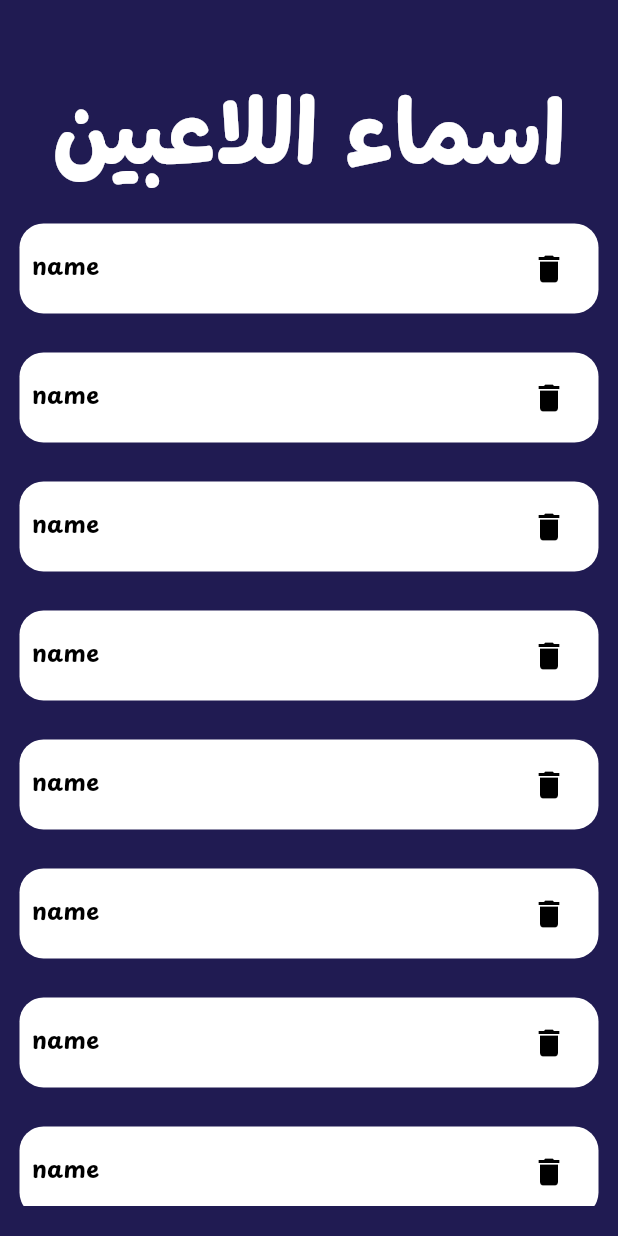
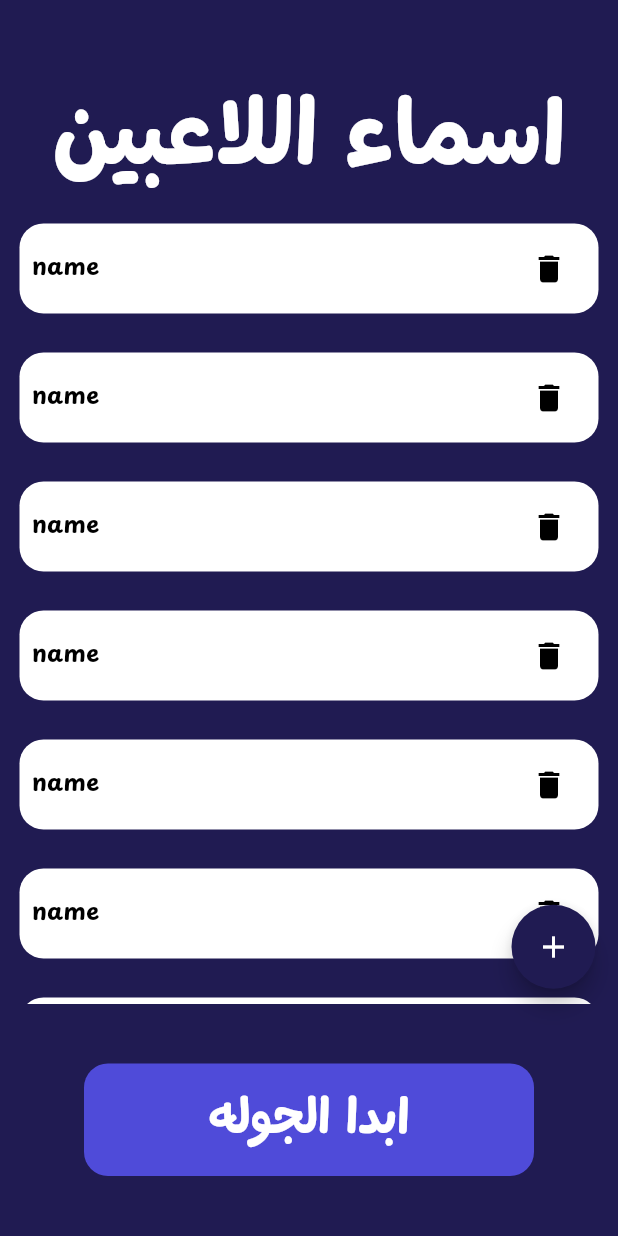
Before and after one commit to MohamedAnis12/Screw_App, a Flutter app: the AddPlayersView screen opened directly, on a phone screen of 412 x 824 dp. Run offline on Flutter 3.47's test engine with Material 3 defaults, Android fonts, the phone set to English and light mode, and no system bars.

Commit message:
Refactor AddPlayerViewBody layout to use Stack, add FloatingActionButton and update player list count

```diff
--- a/lib/views/add_players_view.dart
+++ b/lib/views/add_players_view.dart
@@ -10,6 +10,7 @@ class AddPlayersView extends StatelessWidget {
     return Scaffold(
       body: AddPlayerViewBody(),
       backgroundColor: mainColor,
+
     );
   }
 }
--- a/lib/widgets/add_player_view_body.dart
+++ b/lib/widgets/add_player_view_body.dart
@@ -1,5 +1,7 @@
 import 'package:flutter/material.dart';
+import 'package:screw/constants.dart';
 import 'package:screw/widgets/Player_card.dart';
+import 'package:screw/widgets/custom_buttom.dart';
 import 'package:screw/widgets/custom_text.dart';
 
 class AddPlayerViewBody extends StatelessWidget {
@@ -8,13 +10,19 @@ class AddPlayerViewBody extends StatelessWidget {
   @override
   Widget build(BuildContext context) {
     return Center(
-      child: Column(
+      child: Stack(
+        children: [
+          Column(
             children: [
               SizedBox(height: 50),
-          CustomText(text: "اسماء اللاعبين", fontSize: 60, color: Colors.white),
+              CustomText(
+                text: "اسماء اللاعبين",
+                fontSize: 60,
+                color: Colors.white,
+              ),
               Expanded(
                 child: ListView.builder(
-              itemCount: 8,
+                  itemCount: 10,
                   itemBuilder: (context, index) {
                     return Padding(
                       padding: const EdgeInsets.all(8.0),
@@ -23,7 +31,23 @@ class AddPlayerViewBody extends StatelessWidget {
                   },
                 ),
               ),
-          SizedBox(height: 20),
+              SizedBox(height: 40),
+              CustomButtom(text: "ابدا الجوله"),
+              SizedBox(height: 40),
+            ],
+          ),
+          Positioned(
+            right: 15,
+            bottom: MediaQuery.of(context).size.height * .20,
+            child: FloatingActionButton(
+              shape: RoundedRectangleBorder(
+                borderRadius: BorderRadius.circular(200),
+              ),
+              onPressed: () {},
+              backgroundColor: mainColor,
+              child: Icon(Icons.add, color: Colors.white),
+            ),
+          ),
         ],
       ),
     );
```
Lines whose indentation alone changed are shown as unchanged.
